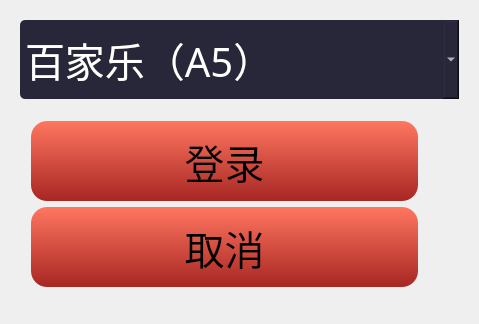
Old version of the form Baccarat/login.ui in the repository QPKJEDL/deskgame.
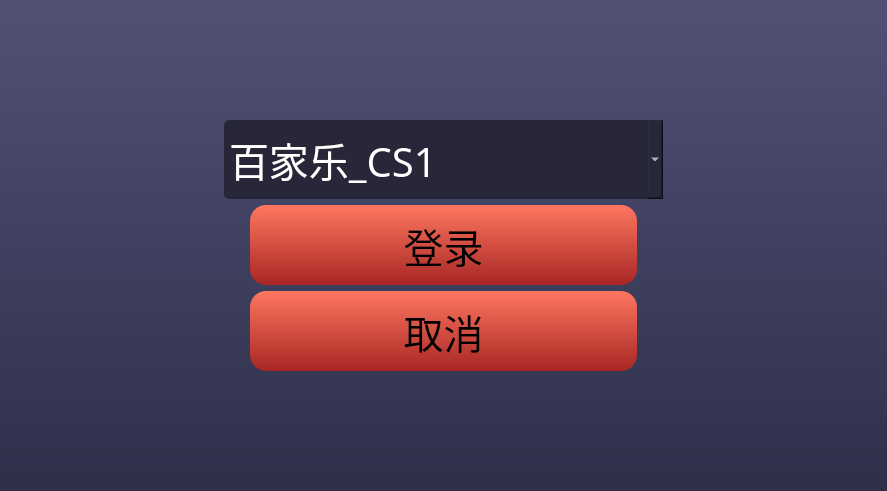
New version of the form.

```diff
--- a/Baccarat/login.ui
+++ b/Baccarat/login.ui
@@ -6,115 +6,221 @@
    <rect>
     <x>0</x>
     <y>0</y>
-    <width>479</width>
-    <height>324</height>
+    <width>887</width>
+    <height>491</height>
    </rect>
   </property>
   <property name="windowTitle">
    <string>Form</string>
   </property>
-  <widget class="QPushButton" name="pu_cancel">
-   <property name="geometry">
-    <rect>
-     <x>31</x>
-     <y>207</y>
-     <width>387</width>
-     <height>80</height>
-    </rect>
-   </property>
-   <property name="minimumSize">
-    <size>
-     <width>387</width>
-     <height>80</height>
-    </size>
-   </property>
-   <property name="font">
-    <font>
-     <family>微软雅黑</family>
-     <pointsize>30</pointsize>
-    </font>
-   </property>
-   <property name="styleSheet">
-    <string notr="true">QPushButton{background-color:qlineargradient(spread:pad, x1:1, y1:1, x2:1, y2:0, stop:0 rgba(167, 38, 35, 255), stop:1 rgba(255, 118, 96, 255));
-box-shadow:0px 2px 9px 0px rgba(0, 0, 0, 0.77);
-border-radius:16px;}
-QPushButton::pressed{
-background-color: qlineargradient(spread:pad, x1:1, y1:1, x2:1, y2:0, stop:0 rgba(255, 118, 96, 255), stop:1 rgba(167, 38, 35, 255));
-box-shadow:0px 2px 9px 0px rgba(0, 0, 0, 0.77);
-border-radius:16px;
-}</string>
-   </property>
-   <property name="text">
-    <string>取消</string>
-   </property>
-  </widget>
-  <widget class="QPushButton" name="pu_enter">
-   <property name="geometry">
-    <rect>
-     <x>31</x>
-     <y>121</y>
-     <width>387</width>
-     <height>80</height>
-    </rect>
-   </property>
-   <property name="minimumSize">
-    <size>
-     <width>387</width>
-     <height>80</height>
-    </size>
-   </property>
-   <property name="font">
-    <font>
-     <family>微软雅黑</family>
-     <pointsize>30</pointsize>
-    </font>
-   </property>
-   <property name="styleSheet">
-    <string notr="true">QPushButton{background-color:qlineargradient(spread:pad, x1:1, y1:1, x2:1, y2:0, stop:0 rgba(167, 38, 35, 255), stop:1 rgba(255, 118, 96, 255));
-box-shadow:0px 2px 9px 0px rgba(0, 0, 0, 0.77);
-border-radius:16px;}
-QPushButton::pressed{
-background-color: qlineargradient(spread:pad, x1:1, y1:1, x2:1, y2:0, stop:0 rgba(255, 118, 96, 255), stop:1 rgba(167, 38, 35, 255));
-box-shadow:0px 2px 9px 0px rgba(0, 0, 0, 0.77);
-border-radius:16px;
-}</string>
-   </property>
-   <property name="text">
-    <string>登录</string>
-   </property>
-  </widget>
-  <widget class="QComboBox" name="comboBox">
-   <property name="geometry">
-    <rect>
-     <x>20</x>
-     <y>20</y>
-     <width>439</width>
-     <height>79</height>
-    </rect>
-   </property>
-   <property name="minimumSize">
-    <size>
-     <width>439</width>
-     <height>79</height>
-    </size>
-   </property>
-   <property name="font">
-    <font>
-     <family>微软雅黑</family>
-     <pointsize>30</pointsize>
-    </font>
-   </property>
-   <property name="styleSheet">
-    <string notr="true">background:rgba(39,39,57,1);
+  <property name="styleSheet">
+   <string notr="true">background-color: qlineargradient(spread:pad, x1:0, y1:0, x2:0, y2:1, stop:0 rgba(81, 81, 118, 255), stop:1 rgba(46, 48, 74, 255));</string>
+  </property>
+  <layout class="QVBoxLayout" name="verticalLayout">
+   <item>
+    <spacer name="verticalSpacer">
+     <property name="orientation">
+      <enum>Qt::Vertical</enum>
+     </property>
+     <property name="sizeHint" stdset="0">
+      <size>
+       <width>20</width>
+       <height>99</height>
+      </size>
+     </property>
+    </spacer>
+   </item>
+   <item>
+    <layout class="QHBoxLayout" name="horizontalLayout">
+     <item>
+      <spacer name="horizontalSpacer_5">
+       <property name="orientation">
+        <enum>Qt::Horizontal</enum>
+       </property>
+       <property name="sizeHint" stdset="0">
+        <size>
+         <width>40</width>
+         <height>20</height>
+        </size>
+       </property>
+      </spacer>
+     </item>
+     <item>
+      <widget class="QComboBox" name="comboBox">
+       <property name="minimumSize">
+        <size>
+         <width>439</width>
+         <height>79</height>
+        </size>
+       </property>
+       <property name="font">
+        <font>
+         <family>微软雅黑</family>
+         <pointsize>30</pointsize>
+        </font>
+       </property>
+       <property name="styleSheet">
+        <string notr="true">background:rgba(39,39,57,1);
 border-radius:5px;
 color: rgb(255, 255, 255);</string>
-   </property>
+       </property>
+       <item>
+        <property name="text">
+         <string>百家乐_CS1</string>
+        </property>
+       </item>
+      </widget>
+     </item>
+     <item>
+      <spacer name="horizontalSpacer_6">
+       <property name="orientation">
+        <enum>Qt::Horizontal</enum>
+       </property>
+       <property name="sizeHint" stdset="0">
+        <size>
+         <width>40</width>
+         <height>20</height>
+        </size>
+       </property>
+      </spacer>
+     </item>
+    </layout>
+   </item>
    <item>
-    <property name="text">
-     <string>百家乐（A5）</string>
-    </property>
+    <layout class="QHBoxLayout" name="horizontalLayout_2">
+     <item>
+      <spacer name="horizontalSpacer">
+       <property name="orientation">
+        <enum>Qt::Horizontal</enum>
+       </property>
+       <property name="sizeHint" stdset="0">
+        <size>
+         <width>40</width>
+         <height>20</height>
+        </size>
+       </property>
+      </spacer>
+     </item>
+     <item>
+      <widget class="QPushButton" name="pu_enter">
+       <property name="minimumSize">
+        <size>
+         <width>387</width>
+         <height>80</height>
+        </size>
+       </property>
+       <property name="font">
+        <font>
+         <family>微软雅黑</family>
+         <pointsize>30</pointsize>
+        </font>
+       </property>
+       <property name="styleSheet">
+        <string notr="true">QPushButton{background-color:qlineargradient(spread:pad, x1:1, y1:1, x2:1, y2:0, stop:0 rgba(167, 38, 35, 255), stop:1 rgba(255, 118, 96, 255));
+box-shadow:0px 2px 9px 0px rgba(0, 0, 0, 0.77);
+border-radius:16px;}
+QPushButton::pressed{
+background-color: qlineargradient(spread:pad, x1:1, y1:1, x2:1, y2:0, stop:0 rgba(255, 118, 96, 255), stop:1 rgba(167, 38, 35, 255));
+box-shadow:0px 2px 9px 0px rgba(0, 0, 0, 0.77);
+border-radius:16px;
+}</string>
+       </property>
+       <property name="text">
+        <string>登录</string>
+       </property>
+       <property name="shortcut">
+        <string>Enter</string>
+       </property>
+      </widget>
+     </item>
+     <item>
+      <spacer name="horizontalSpacer_2">
+       <property name="orientation">
+        <enum>Qt::Horizontal</enum>
+       </property>
+       <property name="sizeHint" stdset="0">
+        <size>
+         <width>40</width>
+         <height>20</height>
+        </size>
+       </property>
+      </spacer>
+     </item>
+    </layout>
    </item>
-  </widget>
+   <item>
+    <layout class="QHBoxLayout" name="horizontalLayout_3">
+     <item>
+      <spacer name="horizontalSpacer_3">
+       <property name="orientation">
+        <enum>Qt::Horizontal</enum>
+       </property>
+       <property name="sizeHint" stdset="0">
+        <size>
+         <width>40</width>
+         <height>20</height>
+        </size>
+       </property>
+      </spacer>
+     </item>
+     <item>
+      <widget class="QPushButton" name="pu_cancel">
+       <property name="minimumSize">
+        <size>
+         <width>387</width>
+         <height>80</height>
+        </size>
+       </property>
+       <property name="font">
+        <font>
+         <family>微软雅黑</family>
+         <pointsize>30</pointsize>
+        </font>
+       </property>
+       <property name="styleSheet">
+        <string notr="true">QPushButton{background-color:qlineargradient(spread:pad, x1:1, y1:1, x2:1, y2:0, stop:0 rgba(167, 38, 35, 255), stop:1 rgba(255, 118, 96, 255));
+box-shadow:0px 2px 9px 0px rgba(0, 0, 0, 0.77);
+border-radius:16px;}
+QPushButton::pressed{
+background-color: qlineargradient(spread:pad, x1:1, y1:1, x2:1, y2:0, stop:0 rgba(255, 118, 96, 255), stop:1 rgba(167, 38, 35, 255));
+box-shadow:0px 2px 9px 0px rgba(0, 0, 0, 0.77);
+border-radius:16px;
+}</string>
+       </property>
+       <property name="text">
+        <string>取消</string>
+       </property>
+      </widget>
+     </item>
+     <item>
+      <spacer name="horizontalSpacer_4">
+       <property name="orientation">
+        <enum>Qt::Horizontal</enum>
+       </property>
+       <property name="sizeHint" stdset="0">
+        <size>
+         <width>40</width>
+         <height>20</height>
+        </size>
+       </property>
+      </spacer>
+     </item>
+    </layout>
+   </item>
+   <item>
+    <spacer name="verticalSpacer_2">
+     <property name="orientation">
+      <enum>Qt::Vertical</enum>
+     </property>
+     <property name="sizeHint" stdset="0">
+      <size>
+       <width>20</width>
+       <height>99</height>
+      </size>
+     </property>
+    </spacer>
+   </item>
+  </layout>
  </widget>
  <resources/>
  <connections/>
```
